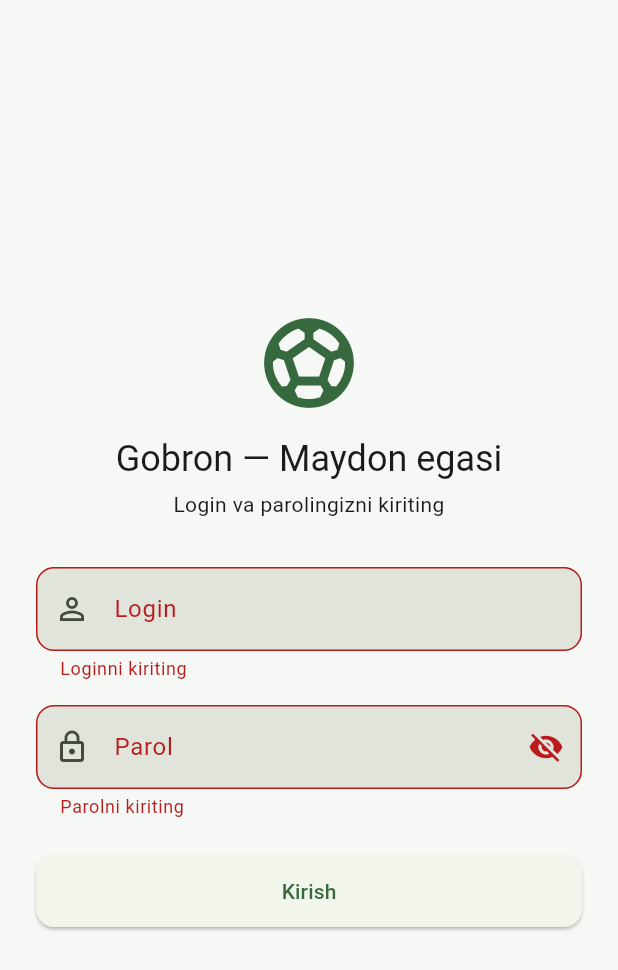
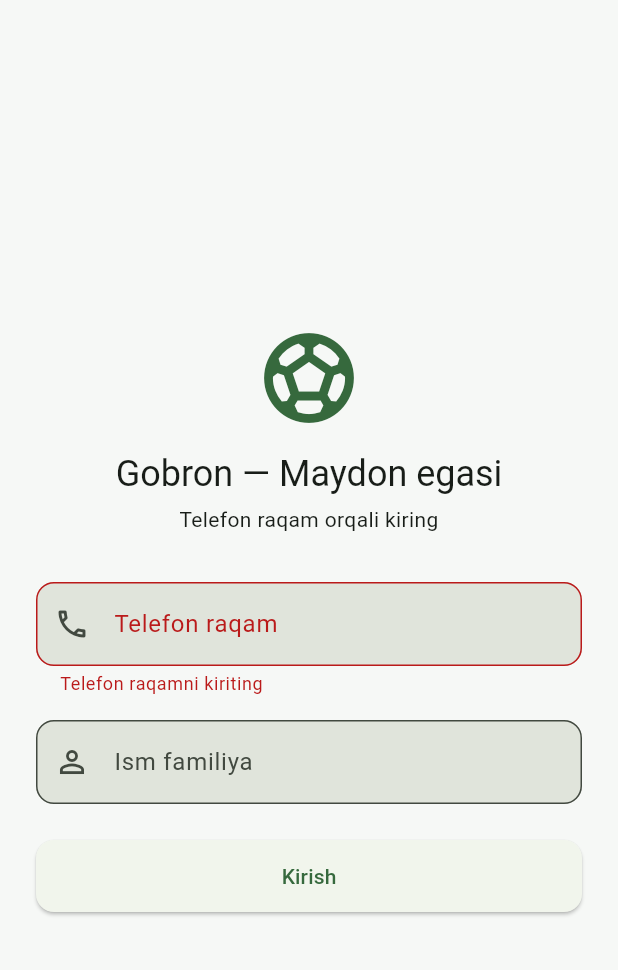
Before and after one commit to Kamoliddinmirzaboyev05/gobron, a Flutter app: the screen it shows after launch, after a tap on "Kirish", on a phone screen of 412 x 824 dp. Shown: the top 970 px of the screen. Run offline on Flutter 3.47's test engine with Material 3 defaults, Android fonts, the phone set to English and light mode, and no system bars; our stand-ins replace dio, flutter_dotenv, flutter_riverpod, flutter_secure_storage, go_router; network calls fail.

```diff
--- a/gobron-flutter-admin/lib/features/auth/auth_controller.dart
+++ b/gobron-flutter-admin/lib/features/auth/auth_controller.dart
@@ -5,7 +5,10 @@ import 'auth_repository.dart';
 import 'models/user_profile.dart';
 
 final authRepositoryProvider = Provider<AuthRepository>((ref) {
-  return AuthRepository(ref.watch(apiClientProvider), ref.watch(tokenStorageProvider));
+  return AuthRepository(
+    ref.watch(apiClientProvider),
+    ref.watch(tokenStorageProvider),
+  );
 });
 
 /// `null` user with no loading == signed out. Non-null user == signed in.
@@ -29,10 +32,13 @@ class AuthController extends AsyncNotifier<AuthState> {
     }
   }
 
-  Future<void> login({required String username, required String password}) async {
+  Future<void> loginWithPhone({required String phone, String? fullName}) async {
     state = const AsyncLoading();
     state = await AsyncValue.guard(() async {
-      final profile = await _repo.login(username: username, password: password);
+      final profile = await _repo.loginWithPhone(
+        phone: phone,
+        fullName: fullName,
+      );
       return AuthState(profile);
     });
   }
--- a/gobron-flutter-admin/lib/features/auth/login_screen.dart
+++ b/gobron-flutter-admin/lib/features/auth/login_screen.dart
@@ -13,28 +13,35 @@ class LoginScreen extends ConsumerStatefulWidget {
 
 class _LoginScreenState extends ConsumerState<LoginScreen> {
   final _formKey = GlobalKey<FormState>();
-  final _usernameController = TextEditingController();
-  final _passwordController = TextEditingController();
-  bool _obscure = true;
+  final _phoneController = TextEditingController();
+  final _fullNameController = TextEditingController();
 
   @override
   void dispose() {
-    _usernameController.dispose();
-    _passwordController.dispose();
+    _phoneController.dispose();
+    _fullNameController.dispose();
     super.dispose();
   }
 
   Future<void> _submit() async {
     if (!_formKey.currentState!.validate()) return;
-    await ref.read(authControllerProvider.notifier).login(
-          username: _usernameController.text.trim(),
-          password: _passwordController.text,
+    await ref
+        .read(authControllerProvider.notifier)
+        .loginWithPhone(
+          phone: _phoneController.text.trim(),
+          fullName: _fullNameController.text.trim().isEmpty
+              ? null
+              : _fullNameController.text.trim(),
         );
     // Router redirects to /home once state becomes authenticated.
     final error = ref.read(authControllerProvider).error;
     if (error != null && mounted) {
-      final message = error is ApiException ? error.message : 'Login yoki parol noto\'g\'ri';
-      ScaffoldMessenger.of(context).showSnackBar(SnackBar(content: Text(message)));
+      final message = error is ApiException
+          ? error.message
+          : 'Kirishda xatolik';
+      ScaffoldMessenger.of(
+        context,
+      ).showSnackBar(SnackBar(content: Text(message)));
     }
   }
 
@@ -53,7 +60,11 @@ class _LoginScreenState extends ConsumerState<LoginScreen> {
                 mainAxisSize: MainAxisSize.min,
                 crossAxisAlignment: CrossAxisAlignment.stretch,
                 children: [
-                  Icon(Icons.sports_soccer, size: 72, color: Theme.of(context).colorScheme.primary),
+                  Icon(
+                    Icons.sports_soccer,
+                    size: 72,
+                    color: Theme.of(context).colorScheme.primary,
+                  ),
                   const SizedBox(height: 12),
                   Text(
                     'Gobron — Maydon egasi',
@@ -62,35 +73,32 @@ class _LoginScreenState extends ConsumerState<LoginScreen> {
                   ),
                   const SizedBox(height: 4),
                   Text(
-                    'Login va parolingizni kiriting',
+                    'Telefon raqam orqali kiring',
                     textAlign: TextAlign.center,
                     style: Theme.of(context).textTheme.bodyMedium,
                   ),
                   const SizedBox(height: 32),
                   TextFormField(
-                    controller: _usernameController,
+                    controller: _phoneController,
+                    keyboardType: TextInputType.phone,
                     decoration: const InputDecoration(
-                      labelText: 'Login',
-                      prefixIcon: Icon(Icons.person_outline),
-                      hintText: 'superadmin',
+                      labelText: 'Telefon raqam',
+                      prefixIcon: Icon(Icons.phone_outlined),
+                      hintText: '+998901234567',
                     ),
-                    validator: (v) =>
-                        (v?.trim().isEmpty ?? true) ? 'Loginni kiriting' : null,
+                    validator: (v) => (v?.trim().isEmpty ?? true)
+                        ? 'Telefon raqamni kiriting'
+                        : null,
                   ),
                   const SizedBox(height: 16),
                   TextFormField(
-                    controller: _passwordController,
-                    obscureText: _obscure,
-                    decoration: InputDecoration(
-                      labelText: 'Parol',
-                      prefixIcon: const Icon(Icons.lock_outline),
-                      suffixIcon: IconButton(
-                        icon: Icon(_obscure ? Icons.visibility_off : Icons.visibility),
-                        onPressed: () => setState(() => _obscure = !_obscure),
-                      ),
+                    controller: _fullNameController,
+                    textCapitalization: TextCapitalization.words,
+                    decoration: const InputDecoration(
+                      labelText: 'Ism familiya',
+                      prefixIcon: Icon(Icons.person_outline),
+                      hintText: 'Yangi foydalanuvchi uchun',
                     ),
-                    validator: (v) =>
-                        (v == null || v.length < 4) ? 'Parolni kiriting' : null,
                     onFieldSubmitted: (_) => _submit(),
                   ),
                   const SizedBox(height: 24),
--- a/gobron-flutter-admin/lib/features/stats/stats_repository.dart
+++ b/gobron-flutter-admin/lib/features/stats/stats_repository.dart
@@ -7,7 +7,7 @@ class StatsRepository {
   final ApiClient _api;
 
   Future<DashboardStats> dashboard() async {
-    final json = await _api.get('/owner/stats/dashboard');
+    final json = await _api.get('/owner/stats/summary');
     return DashboardStats.fromJson(json);
   }
 }
```
Also changed, not shown: gobron-flutter-admin/lib/core/network/api_client.dart (+10 -3 lines), gobron-flutter-admin/lib/features/auth/auth_repository.dart (+6 -6 lines), gobron-flutter-admin/lib/features/fields/fields_repository.dart (+5 -2 lines), gobron-flutter-admin/lib/features/fields/models/field.dart (+72 -16 lines), gobron-flutter-admin/lib/features/manual_bookings/manual_booking_controller.dart (added, +46 -0 lines), gobron-flutter-admin/lib/features/manual_bookings/manual_booking_repository.dart (added, +37 -0 lines), gobron-flutter-admin/lib/features/manual_bookings/models/manual_booking.dart (added, +86 -0 lines), gobron-flutter-admin/lib/features/stats/models/dashboard_stats.dart (+35 -24 lines), gobron-flutter-admin/lib/features/venue/models/venue.dart (added, +83 -0 lines), gobron-flutter-admin/lib/features/venue/venue_controller.dart (added, +30 -0 lines), gobron-flutter-admin/lib/features/venue/venue_repository.dart (added, +18 -0 lines).
